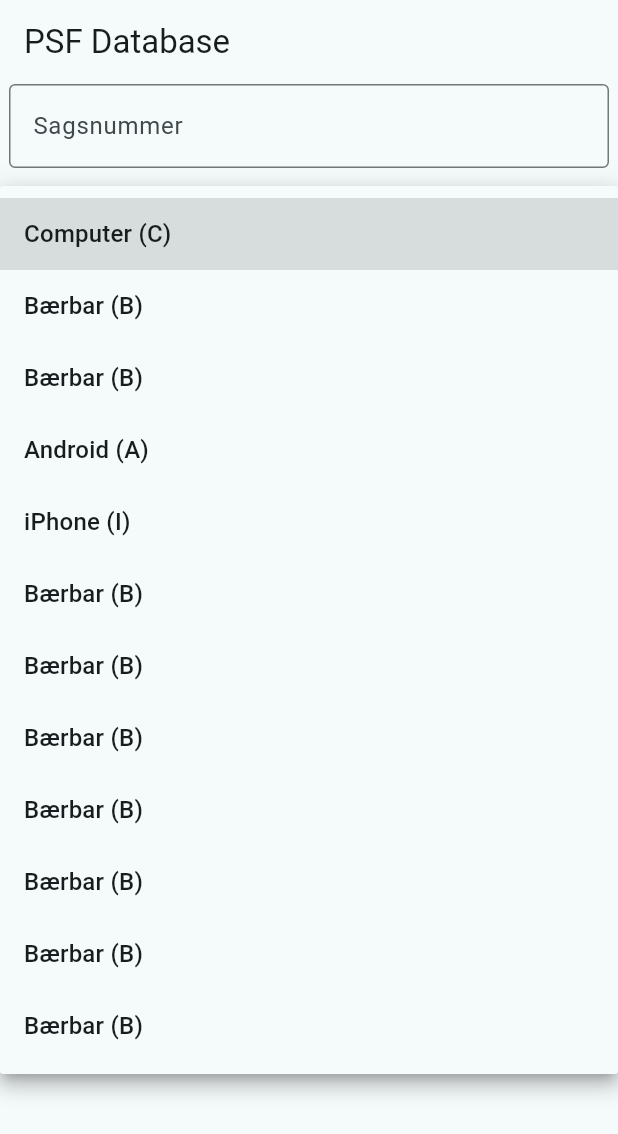
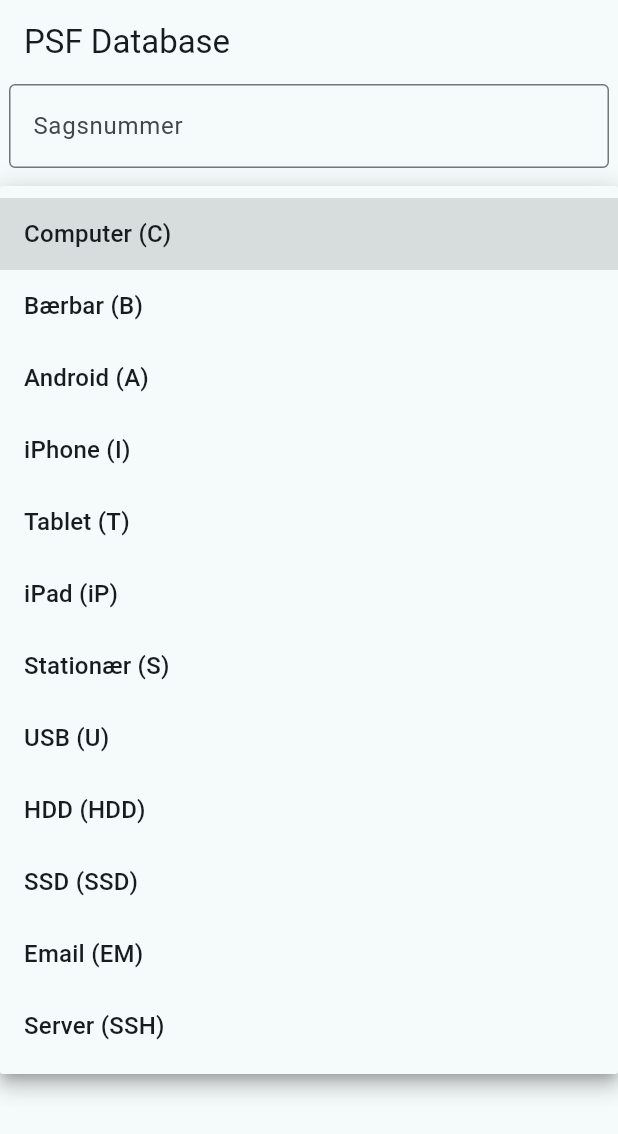
Before and after one commit to abeldenius/psd_db, a Flutter app: the screen it shows after launch, after a tap on "Enhed", on a phone screen of 412 x 824 dp. Shown: the top 1134 px of the screen. Run offline on Flutter 3.47's test engine with Material 2 defaults, Android fonts, the light colour scheme and no system bars; Roboto replaces fonts that are missing (IBM).

Commit message:
Adding dropwdown children

```diff
--- a/lib/main.dart
+++ b/lib/main.dart
@@ -99,10 +99,6 @@
                     value: "Bærbar (B)",
                   ),
                   DropdownMenuItem(
-                    child: Text("Bærbar (B)"),
-                    value: "Bærbar (B)",
-                  ),
-                  DropdownMenuItem(
                     child: Text("Android (A)"),
                     value: "Android (A)",
                   ),
@@ -111,33 +107,37 @@
                     value: "iPhone (I)",
                   ),
                   DropdownMenuItem(
-                    child: Text("Bærbar (B)"),
-                    value: "Bærbar (B)",
+                    child: Text("Tablet (T)"),
+                    value: "Tablet (T)",
                   ),
                   DropdownMenuItem(
-                    child: Text("Bærbar (B)"),
-                    value: "Bærbar (B)",
+                    child: Text("iPad (iP)"),
+                    value: "iPad (iP)",
                   ),
                   DropdownMenuItem(
-                    child: Text("Bærbar (B)"),
-                    value: "Bærbar (B)",
+                    child: Text("Stationær (S)"),
+                    value: "Stationær (S)",
                   ),
                   DropdownMenuItem(
-                    child: Text("Bærbar (B)"),
-                    value: "Bærbar (B)",
+                    child: Text("USB (U)"),
+                    value: "USB (U)",
                   ),
                   DropdownMenuItem(
-                    child: Text("Bærbar (B)"),
-                    value: "Bærbar (B)",
+                    child: Text("HDD (HDD)"),
+                    value: "HDD (HDD)",
                   ),
                   DropdownMenuItem(
-                    child: Text("Bærbar (B)"),
-                    value: "Bærbar (B)",
+                    child: Text("SSD (SSD)"),
+                    value: "SSD (SSD)",
                   ),
                   DropdownMenuItem(
-                    child: Text("Bærbar (B)"),
-                    value: "Bærbar (B)",
-                  )
+                    child: Text("Email (EM)"),
+                    value: "Email (EM)",
+                  ),
+                  DropdownMenuItem(
+                    child: Text("Server (SSH)"),
+                    value: "Server (SSH)",
+                  ),
 
                   // Add more items here
                 ],
```
